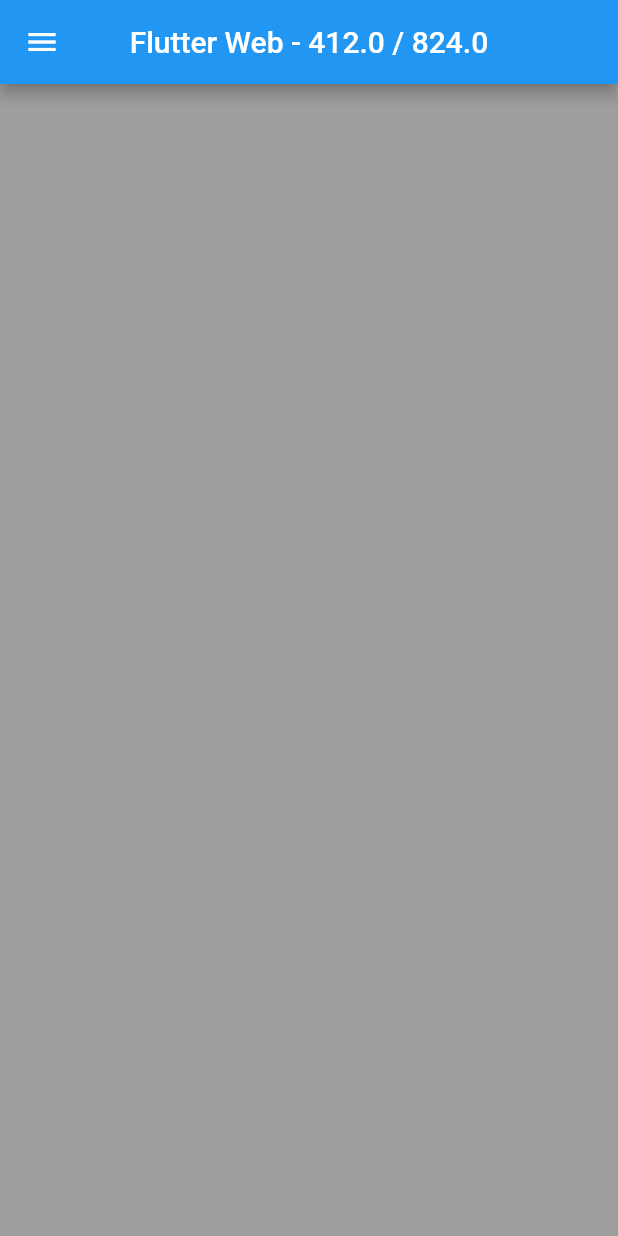
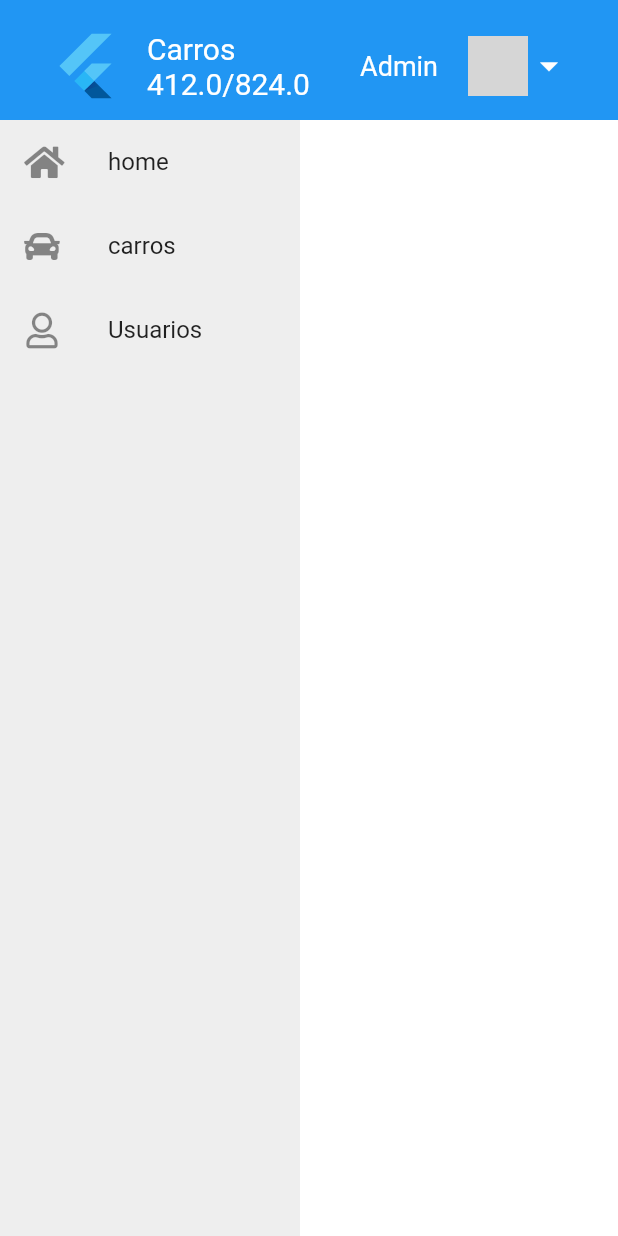
Before and after one commit to souzaleandror/carros_flutter_web, a Flutter app: the screen it shows after launch, on a phone screen of 412 x 824 dp. Run offline on Flutter 3.47's test engine with Material 2 defaults, Android fonts, the light colour scheme and no system bars; our stand-ins replace font_awesome_flutter; network calls fail; grey boxes are pictures that could not be loaded.

Commit message:
Updated 20% - Header / Change Menu / PopMenu

```diff
--- /dev/null
+++ b/lib/app_model.dart
@@ -0,0 +1,16 @@
+import 'package:carros_flutter_web/pages/default_page.dart';
+import 'package:flutter/material.dart';
+
+class AppModel extends ChangeNotifier {
+  Widget page;
+
+  AppModel() {
+    page = DefaultPage();
+  }
+
+  setPage(Widget page) {
+    this.page = page;
+
+    notifyListeners();
+  }
+}
--- /dev/null
+++ b/lib/bkp_home_page.dart
@@ -0,0 +1,108 @@
+import 'package:carros_flutter_web/constants.dart';
+import 'package:flutter/material.dart';
+
+class HomePage extends StatefulWidget {
+  @override
+  _HomePageState createState() => _HomePageState();
+}
+
+class _HomePageState extends State<HomePage> {
+  Size size;
+
+  Size get sized => MediaQuery.of(context).size;
+  bool get showDrawer => sized.width <= hideMenu;
+
+  @override
+  Widget build(BuildContext context) {
+    size = MediaQuery.of(context).size;
+    return Scaffold(
+      drawer: Drawer(child: _menu()),
+      appBar: AppBar(
+        title: Text(
+          "Flutter Web - ${size.width} / ${size.height}",
+        ),
+        centerTitle: true,
+        automaticallyImplyLeading: showDrawer,
+      ),
+      body: _body(),
+    );
+  }
+
+  _body() {
+    return showDrawer
+        ? _content()
+        : Row(
+            children: [
+              // 1
+              // Container(
+              //   width: size.width / 2,
+              //   height: size.height,
+              //   color: Colors.blue[100],
+              // ),
+              // Container(
+              //   width: size.width / 2,
+              //   height: size.height,
+              //   color: Colors.grey,
+              // ),
+
+              //2
+              // Expanded(
+              //   flex: 2,
+              //   child: Container(color: Colors.blue[100]),
+              // ),
+              // Expanded(
+              //   flex: 8,
+              //   child: Container(color: Colors.grey[100]),
+              // )
+
+              //3
+              // Container(
+              //   width: size.width * 0.2,
+              //   height: size.height,
+              //   color: Colors.blue[100],
+              // ),
+              // Container(
+              //   width: size.width * 0.8,
+              //   height: size.height,
+              //   color: Colors.grey,
+              // ),
+              _menu(),
+              _content(),
+            ],
+          );
+  }
+
+  _menu() {
+    return Container(
+      width: menuWidth,
+      color: Colors.blue[100],
+      child: ListView(
+        children: [
+          ListTile(
+            title: Text("Item 1"),
+            leading: Icon(Icons.star),
+          ),
+          ListTile(
+            title: Text("Item 2"),
+            leading: Icon(Icons.star),
+          ),
+          ListTile(
+            title: Text("Item 3"),
+            leading: Icon(Icons.star),
+          ),
+          ListTile(
+            title: Text("Item 4"),
+            leading: Icon(Icons.star),
+          ),
+        ],
+      ),
+    );
+  }
+
+  _content() {
+    return Container(
+      width: showDrawer ? sized.width : sized.width - menuWidth,
+      color: Colors.grey,
+    );
+  }
+}
--- a/lib/constants.dart
+++ b/lib/constants.dart
@@ -1,2 +1,3 @@
 double hideMenu = 700;
-double menuWidth = 260;
+double menuWidth = 200;
+double headerHeight = 80;
--- /dev/null
+++ b/lib/domain/user.dart
@@ -0,0 +1,12 @@
+
+final user = Usuario(
+  "Admin",
+  "https://png.pngtree.com/element_our/png/20181206/users-vector-icon-png_260862.jpg",
+);
+
+class Usuario {
+  String nome;
+  String urlFoto;
+
+  Usuario(this.nome, this.urlFoto);
+}
--- a/lib/home_page.dart
+++ b/lib/home_page.dart
@@ -1,4 +1,6 @@
 import 'package:carros_flutter_web/constants.dart';
+import 'package:carros_flutter_web/web/header.dart';
+import 'package:carros_flutter_web/web/menu.dart';
 import 'package:flutter/material.dart';
 
 class HomePage extends StatefulWidget {
@@ -7,102 +9,52 @@ class HomePage extends StatefulWidget {
 }
 
 class _HomePageState extends State<HomePage> {
-  Size size;
-
   Size get sized => MediaQuery.of(context).size;
-  bool get showDrawer => sized.width <= hideMenu;
+  bool get showMenu => sized.width < 600;
 
   @override
   Widget build(BuildContext context) {
-    size = MediaQuery.of(context).size;
     return Scaffold(
-      drawer: Drawer(child: _menu()),
-      appBar: AppBar(
-        title: Text(
-          "Flutter Web - ${size.width} / ${size.height}",
-        ),
-        centerTitle: true,
-        automaticallyImplyLeading: showDrawer,
-      ),
-      body: _body(),
-    );
-  }
-
-  _body() {
-    return showDrawer
-        ? _content()
-        : Row(
-            children: [
-              // 1
-              // Container(
-              //   width: size.width / 2,
-              //   height: size.height,
-              //   color: Colors.blue[100],
-              // ),
-              // Container(
-              //   width: size.width / 2,
-              //   height: size.height,
-              //   color: Colors.grey,
-              // ),
-
-              //2
-              // Expanded(
-              //   flex: 2,
-              //   child: Container(color: Colors.blue[100]),
-              // ),
-              // Expanded(
-              //   flex: 8,
-              //   child: Container(color: Colors.grey[100]),
-              // )
-
-              //3
-              // Container(
-              //   width: size.width * 0.2,
-              //   height: size.height,
-              //   color: Colors.blue[100],
-              // ),
-              // Container(
-              //   width: size.width * 0.8,
-              //   height: size.height,
-              //   color: Colors.grey,
-              // ),
-              _menu(),
-              _content(),
-            ],
-          );
-  }
-
-  _menu() {
-    return Container(
-      width: menuWidth,
-      color: Colors.blue[100],
-      child: ListView(
+      body: Column(
         children: [
-          ListTile(
-            title: Text("Item 1"),
-            leading: Icon(Icons.star),
-          ),
-          ListTile(
-            title: Text("Item 2"),
-            leading: Icon(Icons.star),
-          ),
-          ListTile(
-            title: Text("Item 3"),
-            leading: Icon(Icons.star),
-          ),
-          ListTile(
-            title: Text("Item 4"),
-            leading: Icon(Icons.star),
-          ),
+          _header(),
+          _body(),
         ],
       ),
     );
   }
 
+  _header() {
+    return Container(
+        padding: EdgeInsets.all(16),
+        width: sized.width,
+        height: headerHeight,
+        color: Colors.blue,
+        child: Header());
+  }
+
+  _body() {
+    return Container(
+      width: sized.width,
+      height: sized.height - headerHeight,
+      child: showMenu
+          ? Row(
+              children: [
+                _menu(),
+                _content(),
+              ],
+            )
+          : _content(),
+    );
+  }
+
+  _menu() {
+    return Container(width: menuWidth, color: Colors.grey[200], child: Menu());
+  }
+
   _content() {
     return Container(
-      width: showDrawer ? sized.width : sized.width - menuWidth,
-      color: Colors.grey,
+      width: showMenu ? sized.width - menuWidth : sized.width,
     );
   }
 }
--- a/lib/main.dart
+++ b/lib/main.dart
@@ -1,5 +1,7 @@
+import 'package:carros_flutter_web/app_model.dart';
 import 'package:carros_flutter_web/home_page.dart';
 import 'package:flutter/material.dart';
+import 'package:provider/provider.dart';
 
 void main() {
   runApp(MyApp());
@@ -9,17 +11,29 @@ class MyApp extends StatelessWidget {
   // This widget is the root of your application.
   @override
   Widget build(BuildContext context) {
-    return MaterialApp(
+    return MultiProvider(
+      providers: [
+        ChangeNotifierProvider(builder: (context) => AppModel()),
+      ],
+      child: MaterialApp(
         title: 'Flutter Demo',
         debugShowCheckedModeBanner: false,
-      theme: ThemeData(
+        theme: _theme(),
+        home: HomePage(),
+      ),
+    );
+  }
+
+  ThemeData _theme() {
+    return ThemeData(
+      splashColor: Colors.blue[200],
+      hoverColor: Colors.blue,
       primarySwatch: Colors.blue,
       visualDensity: VisualDensity.adaptivePlatformDensity,
+      scaffoldBackgroundColor: Colors.white,
       textTheme: TextTheme(
           bodyText2: TextStyle(fontSize: 20),
           bodyText1: TextStyle(fontSize: 20)),
-      ),
-      home: HomePage(),
     );
   }
 }
--- /dev/null
+++ b/lib/web/header.dart
@@ -0,0 +1,98 @@
+import 'package:carros_flutter_web/domain/user.dart';
+import 'package:carros_flutter_web/utils/alert.dart';
+import 'package:flutter/material.dart';
+
+class Header extends StatefulWidget {
+  @override
+  _HeaderState createState() => _HeaderState();
+}
+
+class _HeaderState extends State<Header> {
+  GlobalKey _menuState = GlobalKey();
+
+  Size get size => MediaQuery.of(context).size;
+
+  @override
+  Widget build(BuildContext context) {
+    return ListTile(
+      leading: FlutterLogo(
+        size: 50,
+      ),
+      title: Text(
+        "Carros ${size.width}/${size.height}",
+        style: TextStyle(fontSize: 20,color: Colors.white),
+      ),
+      trailing: _right(),
+    );
+  }
+
+  _right() {
+    return Row(
+      mainAxisSize: MainAxisSize.min,
+      children: <Widget>[
+        Text(
+          user.nome,
+          style: TextStyle(color: Colors.white, fontSize: 18),
+        ),
+        SizedBox(
+          width: 20,
+        ),
+        InkWell(
+          child: CircleAvatar(
+            backgroundImage: NetworkImage(user.urlFoto),
+          ),
+          onTap: () {
+            // abre o popup menu
+            dynamic state = _menuState.currentState;
+            state.showButtonMenu();
+          },
+        ),
+        PopupMenuButton<String>(
+          key: _menuState,
+          padding: EdgeInsets.zero,
+          onSelected: (value) {
+            _onClickOptionMenu(context, value);
+          },
+          child: Icon(
+            Icons.arrow_drop_down,
+            size: 28,
+            color: Colors.white,
+          ),
+          itemBuilder: (BuildContext context) => _getActions(),
+        ),
+      ],
+    );
+  }
+
+  _getActions() {
+    return <PopupMenuItem<String>>[
+      PopupMenuItem<String>(
+        value: "meus_dados",
+        child: Text("Meus dados"),
+      ),
+      PopupMenuItem<String>(
+        value: "alterar_senha",
+        child: Text("Alterar senha"),
+      ),
+      PopupMenuItem<String>(
+        value: "logout",
+        child: Text("Logout"),
+      ),
+    ];
+  }
+
+  void _onClickOptionMenu(context, String value) {
+    print("_onClickOptionMenu $value");
+    if ("logout" == value) {
+
+    } else if ("meus_dados" == value) {
+
+    } else if ("alterar_senha" == value) {
+
+    } else {
+
+    }
+
+    alert(context, value);
+  }
+}
--- /dev/null
+++ b/lib/web/menu.dart
@@ -0,0 +1,33 @@
+import 'package:flutter/material.dart';
+import 'package:font_awesome_flutter/font_awesome_flutter.dart';
+
+class Menu extends StatefulWidget {
+  @override
+  _MenuState createState() => _MenuState();
+}
+
+class _MenuState extends State<Menu> {
+  @override
+  Widget build(BuildContext context) {
+    return ListView(
+      children: [
+        _itemMenu('home', FontAwesomeIcons.home),
+        _itemMenu('carros', FontAwesomeIcons.car),
+        _itemMenu('Usuarios', FontAwesomeIcons.user),
+      ],
+    );
+  }
+
+  _itemMenu(String title, IconData icon) {
+    return Material(
+      color: Colors.transparent,
+      child: InkWell(
+        onTap: () {},
+        child: ListTile(
+          title: Text("$title"),
+          leading: Icon(icon),
+        ),
+      ),
+    );
+  }
+}
--- a/pubspec.yaml
+++ b/pubspec.yaml
@@ -28,6 +28,8 @@ dependencies:
   # The following adds the Cupertino Icons font to your application.
   # Use with the CupertinoIcons class for iOS style icons.
   cupertino_icons: ^0.1.3
+  font_awesome_flutter: ^8.8.1
+  provider: ^3.1.0
 
 dev_dependencies:
   flutter_test:
```
Also changed, not shown: lib/pages/carros_page.dart (added, +21 -0 lines), lib/pages/default_page.dart (added, +21 -0 lines), lib/pages/usuarios_page.dart (added, +21 -0 lines), lib/utils/alert.dart (added, +61 -0 lines), pubspec.lock. Lines whose indentation alone changed are shown as unchanged.
